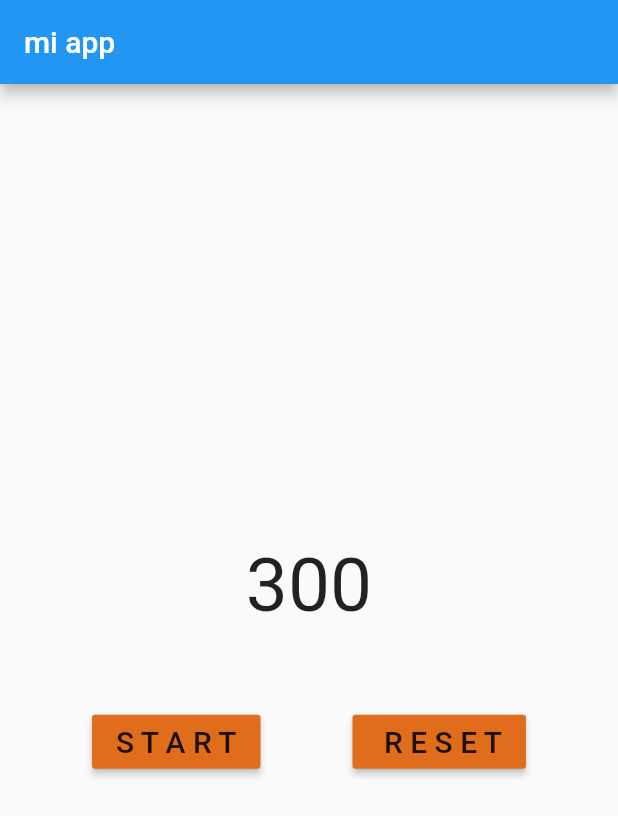
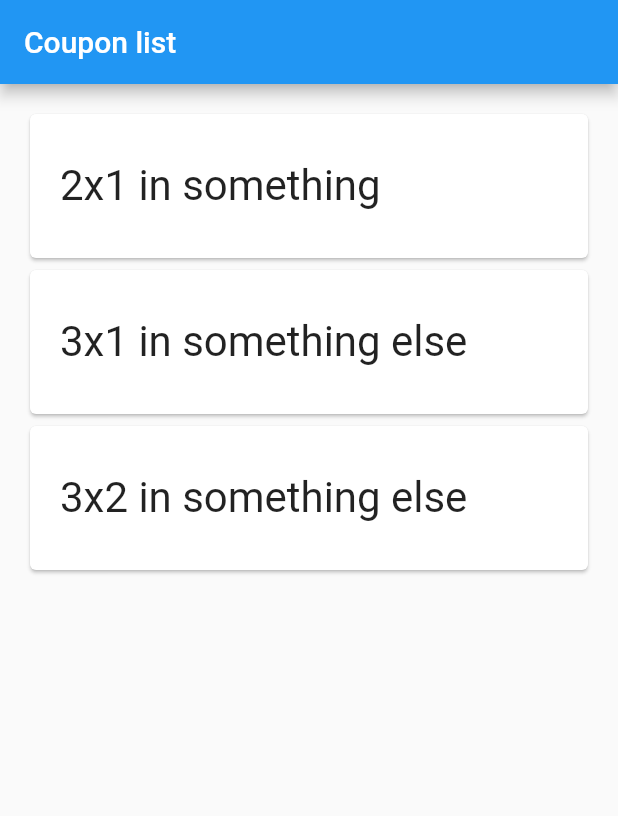
Before and after one commit to holdamapp/holdam-mobile, a Flutter app: the screen it shows after launch, on a phone screen of 412 x 824 dp. Shown: the top 816 px of the screen. Run offline on Flutter 3.47's test engine with Material 2 defaults, Android fonts, the phone set to English and light mode, and no system bars.

Commit message:
Mergin coupon list with timer

```diff
--- a/lib/constants.dart
+++ b/lib/constants.dart
@@ -5,3 +5,29 @@ import 'package:flutter/material.dart'
 const startButtonKey = Key('start_button');
 const resetButtonKey = Key('reset_button');
 const timerKey = Key('timer_widget');
+
+// THIS WILL BE REMOVED TODO Implement this the backend.
+final coupons = <Coupon>[
+    Coupon(
+        name:'2x1 in something',
+        study_time: 'study_time',
+        expiration: 'expiration',
+    ),
+    Coupon(
+        name:'3x1 in something else',
+        study_time: 'study_time',
+        expiration: 'expiration',
+    ),
+    Coupon(
+        name:'3x2 in something else',
+        study_time: 'study_timee',
+        expiration: 'expiration',
+    ),
+];
+class Coupon {
+    final String name;
+    final String study_time;
+    final String expiration;
+
+    Coupon({required this.name, required this.study_time, required this.expiration});
+}
--- a/lib/main.dart
+++ b/lib/main.dart
@@ -1,6 +1,5 @@
 import 'package:flutter/material.dart';
-import 'package:holdam_mobile/constants.dart';
-import 'package:holdam_mobile/widget/timer.dart';
+import 'package:holdam_mobile/widget/coupon_list.dart';
 
 void main() {
   runApp(const MyApp());
@@ -11,17 +10,14 @@ class MyApp extends StatelessWidget {
 
   @override
   Widget build(BuildContext context) {
-    return MaterialApp(
+    return const MaterialApp(
       title: 'Holdam App',
 
       home: Scaffold(
-          appBar: AppBar(
-            title: const Text('mi app'),
-          ),
-          body: const Center(
-            child: MyTimer(key: timerKey)
-            )
-          ),
+          body: Center(
+              child: CouponsList()
+          )
+      ),
     );
   }
 }
--- /dev/null
+++ b/lib/widget/coupon_list.dart
@@ -0,0 +1,54 @@
+import 'package:flutter/material.dart';
+import 'package:holdam_mobile/widget/timer.dart';
+
+import 'package:holdam_mobile/constants.dart';
+
+class _CouponsListState extends State<CouponsList> {
+
+  void navigate_to_timer_screen(){
+    Navigator.push(
+      context,
+      MaterialPageRoute(
+        builder: (context) => const MyTimer(),
+      ),
+    );
+  }
+
+  @override
+  Widget build(BuildContext context) {
+    return Scaffold(
+      appBar: AppBar(
+        title: const Text('Coupon list'),
+      ),
+      body: ListView.builder(
+        padding: const EdgeInsets.all(16.0),
+        itemCount: coupons.length,
+        itemBuilder: /*1*/ (context, i) {
+          return Card(
+              child: Column(
+                children: [
+                  ListTile(
+                    title: Text(
+                      coupons[i].name,
+                      style: const TextStyle(fontSize: 28),
+                    ),
+                    onTap: () {
+                      navigate_to_timer_screen();
+                    },
+                    contentPadding: EdgeInsets.all(20.0),
+                  ),
+              ]
+              )
+          );
+        },
+      ),
+    );
+  }
+}
+
+class CouponsList extends StatefulWidget {
+  const CouponsList({super.key});
+
+  @override
+  State<CouponsList> createState() => _CouponsListState();
+}
--- a/lib/widget/timer.dart
+++ b/lib/widget/timer.dart
@@ -3,7 +3,7 @@
 import 'dart:async';
 
 import 'package:flutter/material.dart'
-    show BuildContext, Column, MainAxisAlignment, Row, SizedBox, State, StatefulWidget, Text, TextStyle, Widget, visibleForTesting;
+    show AppBar, BuildContext, Column, MainAxisAlignment, Row, Scaffold, SizedBox, State, StatefulWidget, Text, TextStyle, Widget, visibleForTesting;
 
 import 'package:holdam_mobile/widget/buttons.dart'
     show
@@ -58,7 +58,11 @@ class MyTimerState extends State<MyTimer> {
 
   @override
   Widget build(BuildContext context) {
-    return Column(
+    return Scaffold(
+        appBar: AppBar(
+        title: const Text('Timer'),
+        ),
+        body: Column(
           mainAxisAlignment: MainAxisAlignment.center,
           children: [
             Text(
@@ -76,6 +80,7 @@ class MyTimerState extends State<MyTimer> {
               ],
             )
           ],
+        ),
     );
   }
 }
```
Lines whose indentation alone changed are shown as unchanged.
